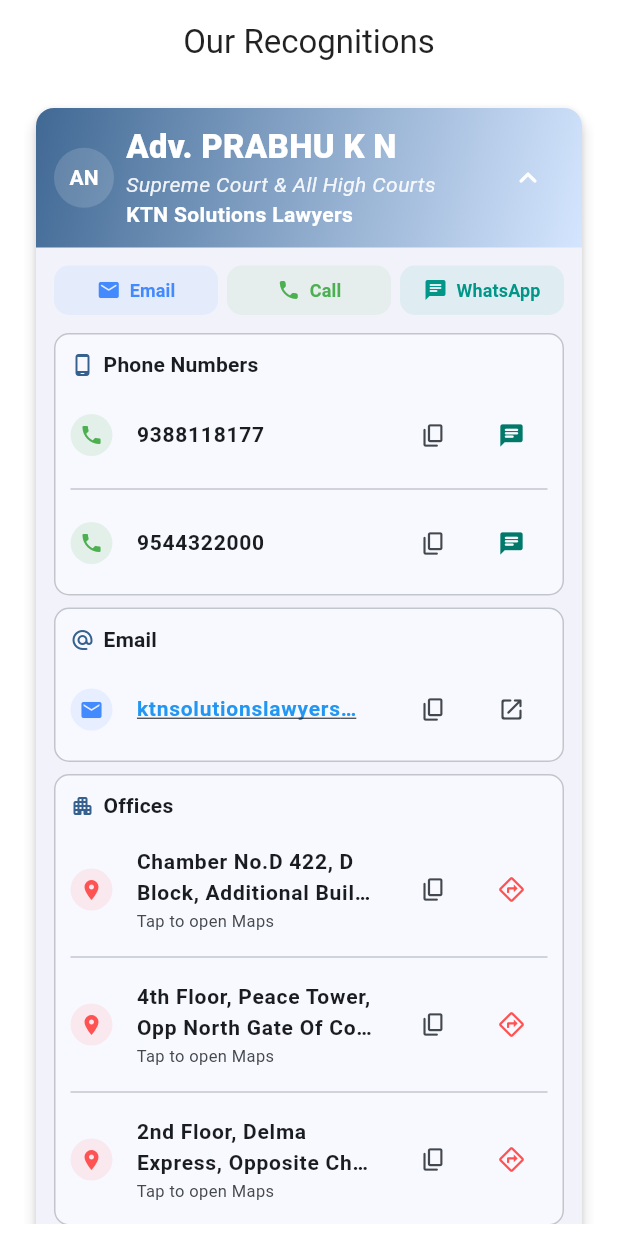
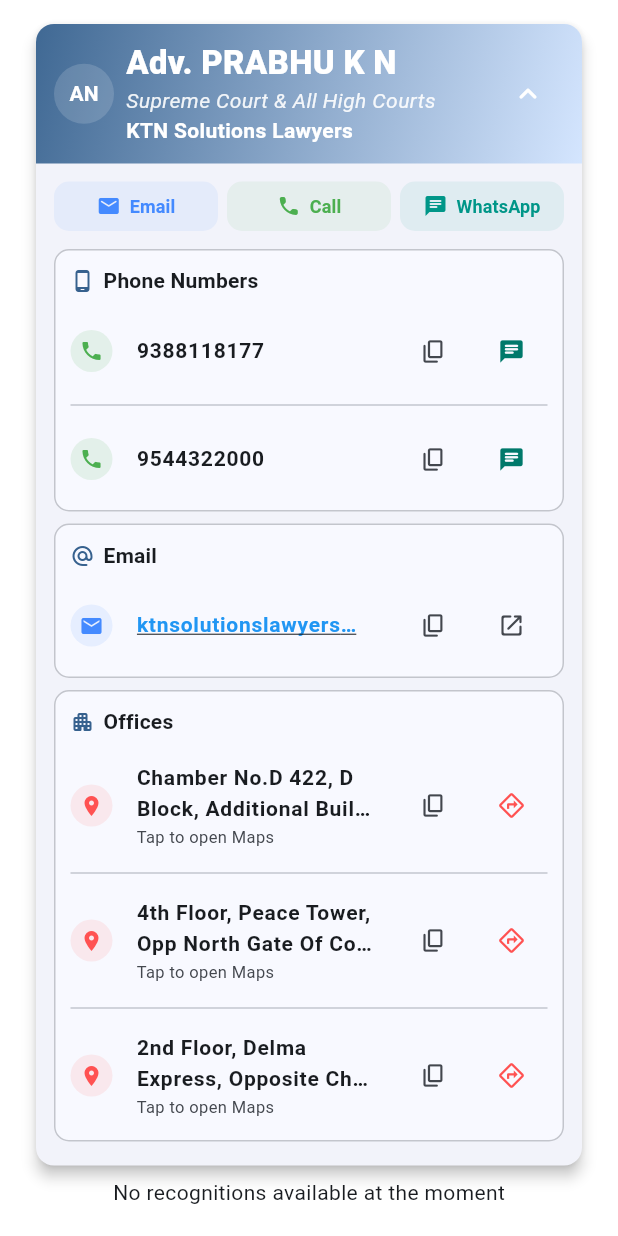
Before and after one commit to 528224/ktnsolutions, a Flutter app: the WebRecognitionsScreen screen opened directly, on a phone screen of 412 x 824 dp. Run offline on Flutter 3.47's test engine with Material 3 defaults, Android fonts, the phone set to English and light mode, and no system bars; our stand-ins replace cloud_firestore, firebase_auth, firebase_core, firebase_storage, get, image_picker and 2 more; accounts and stored records are empty.

```diff
--- a/lib/screens/recognitions/web_recognitions_screen.dart
+++ b/lib/screens/recognitions/web_recognitions_screen.dart
@@ -16,13 +16,13 @@
     return SafeArea(
       child: Scaffold(
         backgroundColor: Colors.white,
-        appBar: AppBar(
-          title: const Text('Our Recognitions'),
-          centerTitle: true,
-          elevation: 0,
-          backgroundColor: Colors.white,
-          foregroundColor: Colors.black87,
-        ),
+        // appBar: AppBar(
+        //   title: const Text('Our Recognitions'),
+        //   centerTitle: true,
+        //   elevation: 0,
+        //   backgroundColor: Colors.white,
+        //   foregroundColor: Colors.black87,
+        // ),
         body: Container(
           color: Colors.white,
           padding: const EdgeInsets.symmetric(horizontal: 16.0, vertical: 8.0),
```
